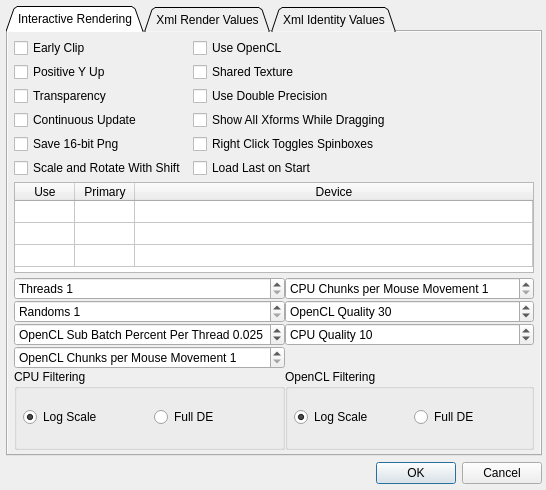
The window that Source/Fractorium/OptionsDialog.ui (typpos/fractorium) describes before a commit, drawn with Qt 5.
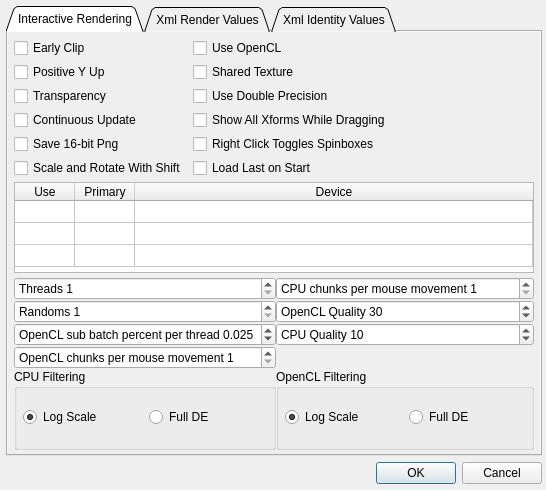
The same window after the commit.

Diff of the .ui file:
```diff
--- a/Source/Fractorium/OptionsDialog.ui
+++ b/Source/Fractorium/OptionsDialog.ui
@@ -317,7 +317,7 @@
             <string>&lt;html&gt;&lt;head/&gt;&lt;body&gt;&lt;p&gt;The number of ~8M iteration chunks ran using OpenCL in interactive mode for each mouse movement.&lt;/p&gt;&lt;p&gt;Increase this number for a higher quality image on each mouse movement, at the expense of responsiveness.&lt;/p&gt;&lt;/body&gt;&lt;/html&gt;</string>
            </property>
            <property name="prefix">
-            <string>OpenCL Chunks per Mouse Movement </string>
+            <string>OpenCL chunks per mouse movement </string>
            </property>
            <property name="minimum">
             <number>1</number>
@@ -380,7 +380,7 @@
             <string>&lt;html&gt;&lt;head/&gt;&lt;body&gt;&lt;p&gt;The number of ~10,000 iteration chunks ran per thread on the CPU in interactive mode for each mouse movement.&lt;/p&gt;&lt;p&gt;Increase this number for a higher quality image on each mouse movement, at the expense of responsiveness.&lt;/p&gt;&lt;p&gt;The number of iterations done in each chunk is controlled by the Sub Batch Size field in the Flame tab.&lt;/p&gt;&lt;/body&gt;&lt;/html&gt;</string>
            </property>
            <property name="prefix">
-            <string>CPU Chunks per Mouse Movement </string>
+            <string>CPU chunks per mouse movement </string>
            </property>
            <property name="minimum">
             <number>1</number>
@@ -428,7 +428,7 @@
             <string>&lt;html&gt;&lt;head/&gt;&lt;body&gt;&lt;p&gt;The percentage of a sub batch to execute on each thread per kernel call when using OpenCL in interactive mode. Default: 0.025 (256 iters).&lt;/p&gt;&lt;p&gt;Increase this number for a higher quality image on each mouse movement, at the expense of responsiveness.&lt;/p&gt;&lt;p&gt;Note that this can cause a crash and subsequent restart of the graphics driver if each kernel call takes too long. So reduce the value if you encounter such a problem.&lt;/p&gt;&lt;/body&gt;&lt;/html&gt;</string>
            </property>
            <property name="prefix">
-            <string>OpenCL Sub Batch Percent Per Thread </string>
+            <string>OpenCL sub batch percent per thread </string>
            </property>
            <property name="decimals">
             <number>3</number>
```
